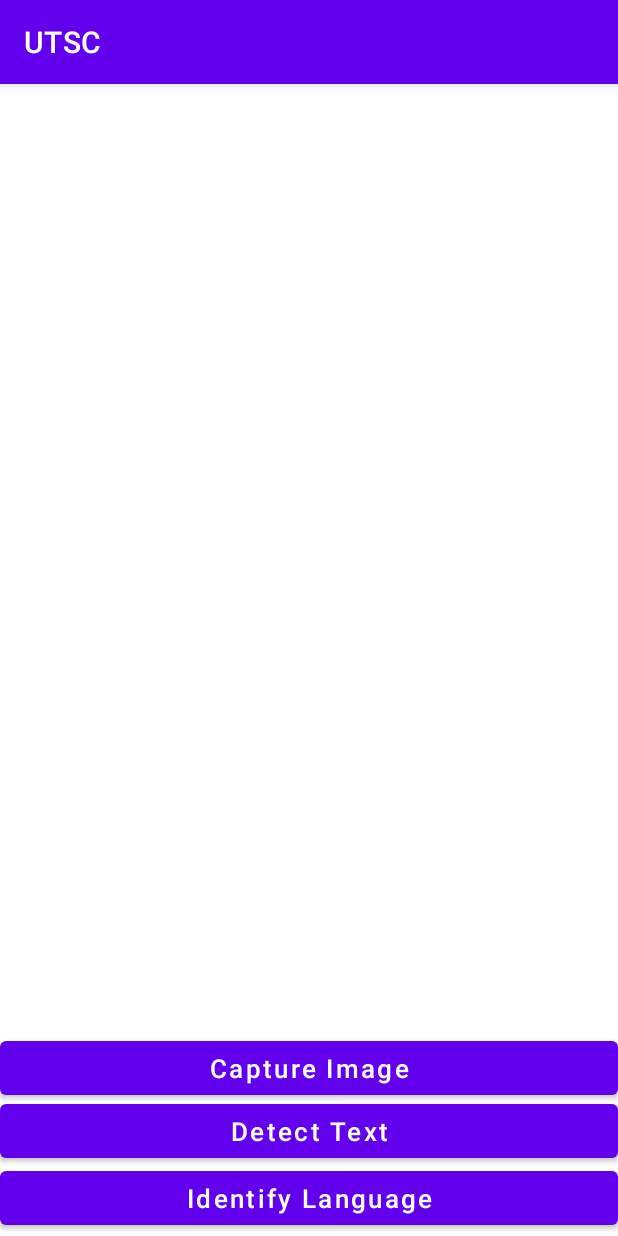
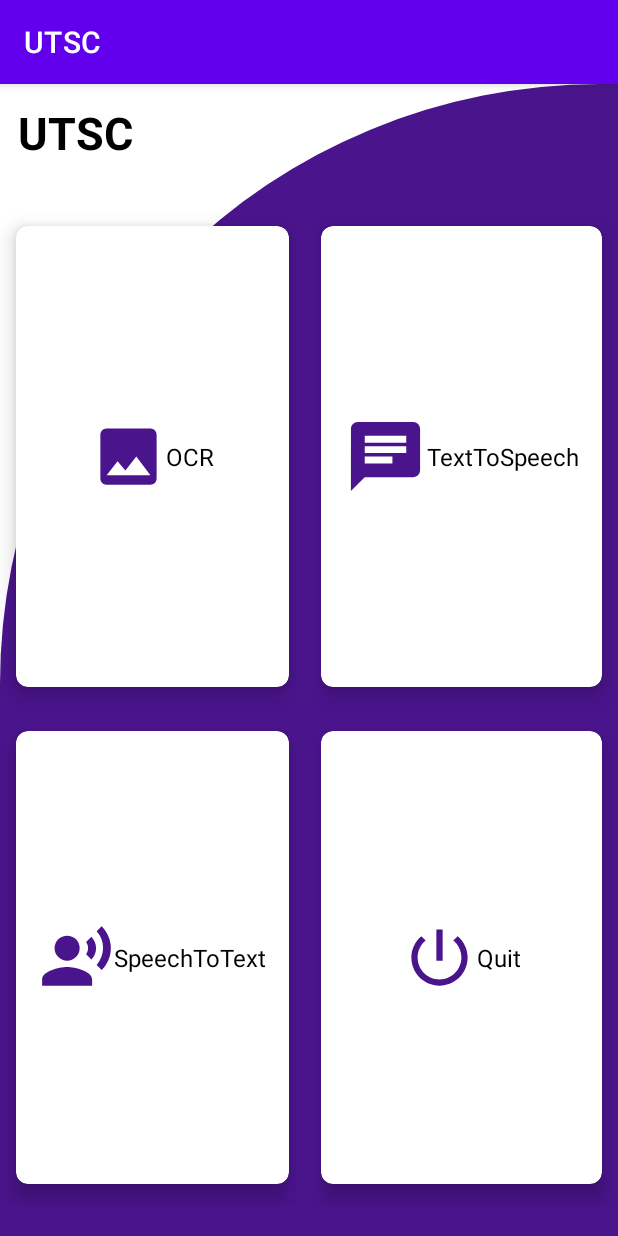
Before and after one commit to TalviaTasnim/Talvia-CSE327.5_Fall2020, an Android app: the screen it shows after launch (OCR before the commit, DashBoard after it), on a phone screen of 412 x 824 dp. Run offline under Robolectric (Android 15) with nearby library versions, the phone set to English and light mode, and no system bars.

Commit message:
DashBoard added
Launcher page changed

```diff
--- /dev/null
+++ b/app/src/main/java/com/example/utsc/DashBoard.java
@@ -0,0 +1,71 @@
+package com.example.utsc;
+
+import androidx.appcompat.app.AppCompatActivity;
+import androidx.cardview.widget.CardView;
+
+import android.content.Intent;
+import android.os.Bundle;
+import android.view.View;
+import android.widget.Toast;
+
+/**
+ * This class is the Dash Board.
+ */
+public class DashBoard extends AppCompatActivity {
+
+
+    /**
+     * The Card ocr.
+     */
+    CardView card_ocr;
+    /**
+     * The Card text to speech.
+     */
+    CardView card_text_to_speech;
+    /**
+     * The Card speech to text.
+     */
+    CardView card_speech_to_text;
+    /**
+     * The Card quit.
+     */
+    CardView card_quit;
+
+    @Override
+    protected void onCreate(Bundle savedInstanceState) {
+        super.onCreate(savedInstanceState);
+        setContentView(R.layout.activity_dash_board);
+
+        card_ocr = findViewById(R.id.cardOCR);
+        card_text_to_speech = findViewById(R.id.cardTTS);
+        card_speech_to_text = findViewById(R.id.cardSTT);
+        card_quit = findViewById(R.id.closeApp);
+
+        card_ocr.setOnClickListener(new View.OnClickListener() {
+            @Override
+            public void onClick(View v) {
+                Toast.makeText(DashBoard.this, "OCR clicked!", Toast.LENGTH_SHORT).show();
+                startActivity(new Intent(getApplicationContext(), OCR.class));
+            }
+        });
+
+        card_text_to_speech.setOnClickListener(new View.OnClickListener() {
+            @Override
+            public void onClick(View v) {
+                Toast.makeText(DashBoard.this, "Text to Speech clicked!", Toast.LENGTH_SHORT).show();
+                startActivity(new Intent(getApplicationContext(), TextToSpeechExample.class));
+            }
+        });
+
+        /*
+          Closing the app
+        */
+        card_quit.setOnClickListener(new View.OnClickListener() {
+            @Override
+            public void onClick(View v) {
+                finish();
+                System.exit(0);
+            }
+        });
+    }
+}
--- a/app/src/main/java/com/example/utsc/OCR.java
+++ b/app/src/main/java/com/example/utsc/OCR.java
@@ -47,8 +47,8 @@ public class OCR extends AppCompatActivity {
         super.onCreate(savedInstanceState);
         setContentView(R.layout.activity_ocr);
 
-        /**
-         * Assigning variables
+        /*
+          Assigning variables
          */
         capture_image_btn = findViewById(R.id.captureImageBtn);
         detect_text_btn = findViewById(R.id.detectTextImageBtn);
--- a/app/src/main/java/com/example/utsc/TextToSpeechExample.java
+++ b/app/src/main/java/com/example/utsc/TextToSpeechExample.java
@@ -28,7 +28,7 @@ public class TextToSpeechExample extends AppCompatActivity {
     @Override
     protected void onCreate(Bundle savedInstanceState) {
         super.onCreate(savedInstanceState);
-        setContentView(R.layout.activity_main);
+        setContentView(R.layout.activity_text_to_speech_example);
 
         m_button_speak = findViewById(R.id.button_speak);
         m_tts = new TextToSpeech(this, new TextToSpeech.OnInitListener() {
@@ -48,8 +48,8 @@ public class TextToSpeechExample extends AppCompatActivity {
             }
         });
 
-        /**
-         * Assigning variables
+        /*
+          Assigning variables
          */
         m_edit_text = findViewById(R.id.edit_text);
         m_seekbar_pitch = findViewById(R.id.seek_bar_pitch);
@@ -84,7 +84,6 @@ public class TextToSpeechExample extends AppCompatActivity {
     /**
      * when the written text is done speaking one time
      */
-
     @Override
     protected void onDestroy() {
         if (m_tts != null) {
--- /dev/null
+++ b/app/src/main/res/drawable/cut_card_cardboard.xml
@@ -0,0 +1,12 @@
+<?xml version="1.0" encoding="utf-8"?>
+<shape xmlns:android="http://schemas.android.com/apk/res/android"
+    android:shape="rectangle">
+
+    <solid android:color="@color/ColorPurple"/>
+
+    <corners
+        android:topLeftRadius="400dp"
+        android:topRightRadius="0dp"/>
+
+
+</shape>
--- /dev/null
+++ b/app/src/main/res/drawable/ic_ocr.xml
@@ -0,0 +1,5 @@
+<vector android:height="50dp" android:tint="#4A148C"
+    android:viewportHeight="24" android:viewportWidth="24"
+    android:width="50dp" xmlns:android="http://schemas.android.com/apk/res/android">
+    <path android:fillColor="@android:color/white" android:pathData="M21,19V5c0,-1.1 -0.9,-2 -2,-2H5c-1.1,0 -2,0.9 -2,2v14c0,1.1 0.9,2 2,2h14c1.1,0 2,-0.9 2,-2zM8.5,13.5l2.5,3.01L14.5,12l4.5,6H5l3.5,-4.5z"/>
+</vector>
--- /dev/null
+++ b/app/src/main/res/drawable/ic_quit.xml
@@ -0,0 +1,5 @@
+<vector android:height="50dp" android:tint="#4A148C"
+    android:viewportHeight="24" android:viewportWidth="24"
+    android:width="50dp" xmlns:android="http://schemas.android.com/apk/res/android">
+    <path android:fillColor="@android:color/white" android:pathData="M13,3h-2v10h2L13,3zM17.83,5.17l-1.42,1.42C17.99,7.86 19,9.81 19,12c0,3.87 -3.13,7 -7,7s-7,-3.13 -7,-7c0,-2.19 1.01,-4.14 2.58,-5.42L6.17,5.17C4.23,6.82 3,9.26 3,12c0,4.97 4.03,9 9,9s9,-4.03 9,-9c0,-2.74 -1.23,-5.18 -3.17,-6.83z"/>
+</vector>
--- /dev/null
+++ b/app/src/main/res/drawable/ic_speech_to_text.xml
@@ -0,0 +1,6 @@
+<vector android:height="50dp" android:tint="#4A148C"
+    android:viewportHeight="24" android:viewportWidth="24"
+    android:width="50dp" xmlns:android="http://schemas.android.com/apk/res/android">
+    <path android:fillColor="@android:color/white" android:pathData="M9,9m-4,0a4,4 0,1 1,8 0a4,4 0,1 1,-8 0"/>
+    <path android:fillColor="@android:color/white" android:pathData="M9,15c-2.67,0 -8,1.34 -8,4v2h16v-2c0,-2.66 -5.33,-4 -8,-4zM16.76,5.36l-1.68,1.69c0.84,1.18 0.84,2.71 0,3.89l1.68,1.69c2.02,-2.02 2.02,-5.07 0,-7.27zM20.07,2l-1.63,1.63c2.77,3.02 2.77,7.56 0,10.74L20.07,16c3.9,-3.89 3.91,-9.95 0,-14z"/>
+</vector>
--- /dev/null
+++ b/app/src/main/res/drawable/ic_text_to_speech.xml
@@ -0,0 +1,5 @@
+<vector android:height="55dp" android:tint="#4A148C"
+    android:viewportHeight="24" android:viewportWidth="24"
+    android:width="55dp" xmlns:android="http://schemas.android.com/apk/res/android">
+    <path android:fillColor="@android:color/white" android:pathData="M20,2L4,2c-1.1,0 -1.99,0.9 -1.99,2L2,22l4,-4h14c1.1,0 2,-0.9 2,-2L22,4c0,-1.1 -0.9,-2 -2,-2zM6,9h12v2L6,11L6,9zM14,14L6,14v-2h8v2zM18,8L6,8L6,6h12v2z"/>
+</vector>
--- /dev/null
+++ b/app/src/main/res/layout/activity_dash_board.xml
@@ -0,0 +1,181 @@
+<?xml version="1.0" encoding="utf-8"?>
+<RelativeLayout
+    xmlns:android="http://schemas.android.com/apk/res/android"
+    xmlns:app="http://schemas.android.com/apk/res-auto"
+    xmlns:tools="http://schemas.android.com/tools"
+    android:layout_width="match_parent"
+    android:layout_height="match_parent"
+    android:background="@drawable/cut_card_cardboard"
+    tools:context=".DashBoard">
+
+    <TextView
+        android:id="@+id/textView"
+        android:layout_width="wrap_content"
+        android:layout_height="wrap_content"
+        android:text="UTSC"
+        android:textSize="30sp"
+        android:textStyle="bold"
+        android:textColor="@color/black"
+        android:layout_margin="12dp"/>
+
+    <GridLayout
+        android:layout_width="match_parent"
+        android:layout_height="match_parent"
+        android:layout_below="@id/textView"
+        android:layout_marginTop="15dp"
+        android:layout_marginBottom="20dp"
+        android:columnCount="2"
+        android:rowCount="3">
+
+        <androidx.cardview.widget.CardView
+            android:id="@+id/cardOCR"
+            android:layout_width="wrap_content"
+            android:layout_height="wrap_content"
+            android:layout_row="0"
+            android:layout_rowWeight="1"
+            android:layout_column="0"
+            android:layout_columnWeight="1"
+            android:layout_gravity="fill"
+            app:cardCornerRadius="8dp"
+            app:cardElevation="8dp"
+            app:cardUseCompatPadding="true">
+
+            <LinearLayout
+                android:layout_width="wrap_content"
+                android:layout_height="wrap_content"
+                android:layout_gravity="center"
+                android:gravity="center">
+
+                <ImageView
+                    android:layout_width="wrap_content"
+                    android:layout_height="wrap_content"
+                    android:src="@drawable/ic_ocr" />
+
+                <TextView
+                    android:layout_width="wrap_content"
+                    android:layout_height="wrap_content"
+                    android:text="OCR"
+                    android:textColor="@color/black"
+                    android:textSize="16sp" />
+
+
+            </LinearLayout>
+
+
+        </androidx.cardview.widget.CardView>
+
+        <androidx.cardview.widget.CardView
+            android:id="@+id/cardTTS"
+            android:layout_width="wrap_content"
+            android:layout_height="wrap_content"
+            android:layout_row="0"
+            android:layout_rowWeight="1"
+            android:layout_column="1"
+            android:layout_columnWeight="1"
+            android:layout_gravity="fill"
+            app:cardCornerRadius="8dp"
+            app:cardElevation="8dp"
+            app:cardUseCompatPadding="true">
+
+            <LinearLayout
+                android:layout_width="wrap_content"
+                android:layout_height="wrap_content"
+                android:layout_gravity="center"
+                android:gravity="center">
+
+                <ImageView
+                    android:layout_width="wrap_content"
+                    android:layout_height="wrap_content"
+                    android:src="@drawable/ic_text_to_speech" />
+
+                <TextView
+                    android:layout_width="wrap_content"
+                    android:layout_height="wrap_content"
+                    android:text="TextToSpeech"
+                    android:textColor="@color/black"
+                    android:textSize="16sp" />
+
+
+            </LinearLayout>
+
+
+        </androidx.cardview.widget.CardView>
+
+        <androidx.cardview.widget.CardView
+            android:id="@+id/cardSTT"
+            android:layout_width="wrap_content"
+            android:layout_height="wrap_content"
+            android:layout_row="1"
+            android:layout_rowWeight="1"
+            android:layout_column="0"
+            android:layout_columnWeight="1"
+            android:layout_gravity="fill"
+            app:cardCornerRadius="8dp"
+            app:cardElevation="8dp"
+            app:cardUseCompatPadding="true">
+
+            <LinearLayout
+                android:layout_width="wrap_content"
+                android:layout_height="wrap_content"
+                android:layout_gravity="center"
+                android:gravity="center">
+
+                <ImageView
+                    android:layout_width="wrap_content"
+                    android:layout_height="wrap_content"
+                    android:src="@drawable/ic_speech_to_text" />
+
+                <TextView
+                    android:layout_width="wrap_content"
+                    android:layout_height="wrap_content"
+                    android:text="SpeechToText"
+                    android:textColor="@color/black"
+                    android:textSize="16sp" />
+
+
+            </LinearLayout>
+
+
+        </androidx.cardview.widget.CardView>
+
+        <androidx.cardview.widget.CardView
+            android:id="@+id/closeApp"
+            android:layout_width="wrap_content"
+            android:layout_height="wrap_content"
+            android:layout_row="1"
+            android:layout_rowWeight="1"
+            android:layout_column="1"
+            android:layout_columnWeight="1"
+            android:layout_gravity="fill"
+            app:cardCornerRadius="8dp"
+            app:cardElevation="8dp"
+            app:cardUseCompatPadding="true">
+
+            <LinearLayout
+                android:layout_width="wrap_content"
+                android:layout_height="wrap_content"
+                android:layout_gravity="center"
+                android:gravity="center">
+
+                <ImageView
+                    android:layout_width="wrap_content"
+                    android:layout_height="wrap_content"
+                    android:src="@drawable/ic_quit" />
+
+                <TextView
+                    android:layout_width="wrap_content"
+                    android:layout_height="wrap_content"
+                    android:text="Quit"
+                    android:textColor="@color/black"
+                    android:textSize="16sp" />
+
+
+            </LinearLayout>
+
+
+        </androidx.cardview.widget.CardView>
+
+
+    </GridLayout>
+
+</RelativeLayout>
--- a/app/src/main/res/layout/activity_ocr.xml
+++ b/app/src/main/res/layout/activity_ocr.xml
@@ -16,11 +16,13 @@
         android:id="@+id/text_display"
         android:layout_width="match_parent"
         android:layout_height="wrap_content"
+        android:layout_below="@+id/image_view"
+        android:layout_marginStart="10dp"
+        android:layout_marginTop="10dp"
+        android:layout_marginEnd="10dp"
+        android:maxLines="5"
         android:text=""
-        android:layout_below="@+id/image_view"
-        android:textSize="26dp"
-        android:maxLines="5"
-        android:layout_margin="10dp"/>
+        android:textSize="26sp" />
 
     <Button
         android:id="@+id/captureImageBtn"
@@ -30,7 +32,7 @@
         android:layout_marginBottom="-6dp"
         android:text="Capture Image"
         android:textAllCaps="false"
-        android:textSize="17dp" />
+        android:textSize="17sp" />
 
     <Button
         android:id="@+id/detectTextImageBtn"
@@ -40,7 +42,7 @@
         android:layout_marginBottom="46dp"
         android:text="Detect Text"
         android:textAllCaps="false"
-        android:textSize="17dp" />
+        android:textSize="17sp" />
 
     <Button
         android:id="@+id/identifyBtn"
@@ -50,7 +52,7 @@
         android:layout_marginBottom="1dp"
         android:text="Identify Language"
         android:textAllCaps="false"
-        android:textSize="17dp" />
+        android:textSize="17sp" />
 
 
 </RelativeLayout>
--- a/app/src/main/res/values/colors.xml
+++ b/app/src/main/res/values/colors.xml
@@ -7,4 +7,6 @@
     <color name="teal_700">#FF018786</color>
     <color name="black">#FF000000</color>
     <color name="white">#FFFFFFFF</color>
+
+    <color name="ColorPurple">#4a148c</color>
 </resources>
```
Also changed, not shown: app/src/main/AndroidManifest.xml (+7 -5 lines), app/src/main/java/com/example/utsc/IdentifyTranslateTextActivity.java (line endings or trailing spaces).
